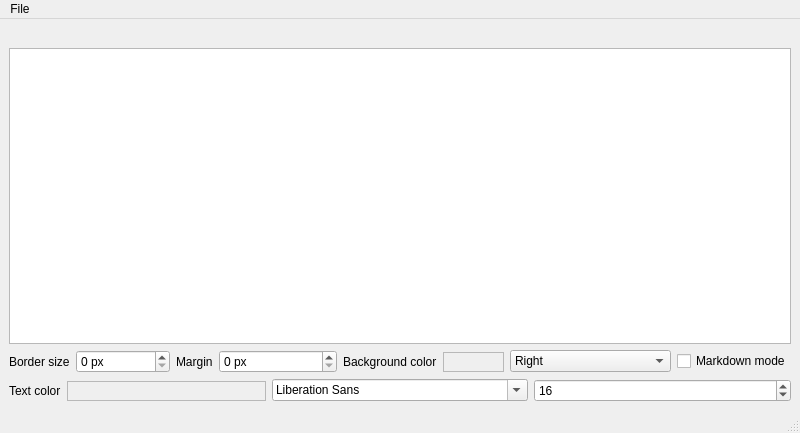
The window that ui/main_window.ui (Matthieu-LAURENT39/captioner) describes before a commit, drawn with Qt 5.
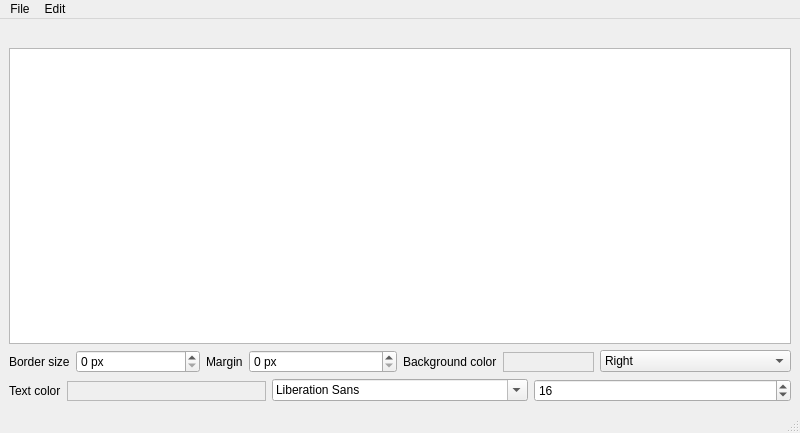
The same window after the commit. Custom widgets are drawn as their Qt base class.

Commit message: move the markdown mode checkbox to edit menu

Patch:
```diff
--- a/ui/main_window.ui
+++ b/ui/main_window.ui
@@ -138,22 +138,6 @@
         </item>
        </widget>
       </item>
-      <item>
-       <widget class="QCheckBox" name="markdownModeCheckBox">
-        <property name="sizePolicy">
-         <sizepolicy hsizetype="Maximum" vsizetype="Fixed">
-          <horstretch>0</horstretch>
-          <verstretch>0</verstretch>
-         </sizepolicy>
-        </property>
-        <property name="text">
-         <string>Markdown mode</string>
-        </property>
-        <property name="shortcut">
-         <string>Ctrl+M</string>
-        </property>
-       </widget>
-      </item>
      </layout>
     </item>
     <item>
@@ -236,7 +220,14 @@
     <addaction name="actionOpen"/>
     <addaction name="actionSave"/>
    </widget>
+   <widget class="QMenu" name="menuEdit">
+    <property name="title">
+     <string>Edit</string>
+    </property>
+    <addaction name="actionMarkdownMode"/>
+   </widget>
    <addaction name="menuFile"/>
+   <addaction name="menuEdit"/>
   </widget>
   <widget class="QStatusBar" name="statusbar"/>
   <action name="actionOpen">
```
Left out of the diff: 11 changed lines with no effect on the pictures. The commit also changes 3 other files.
